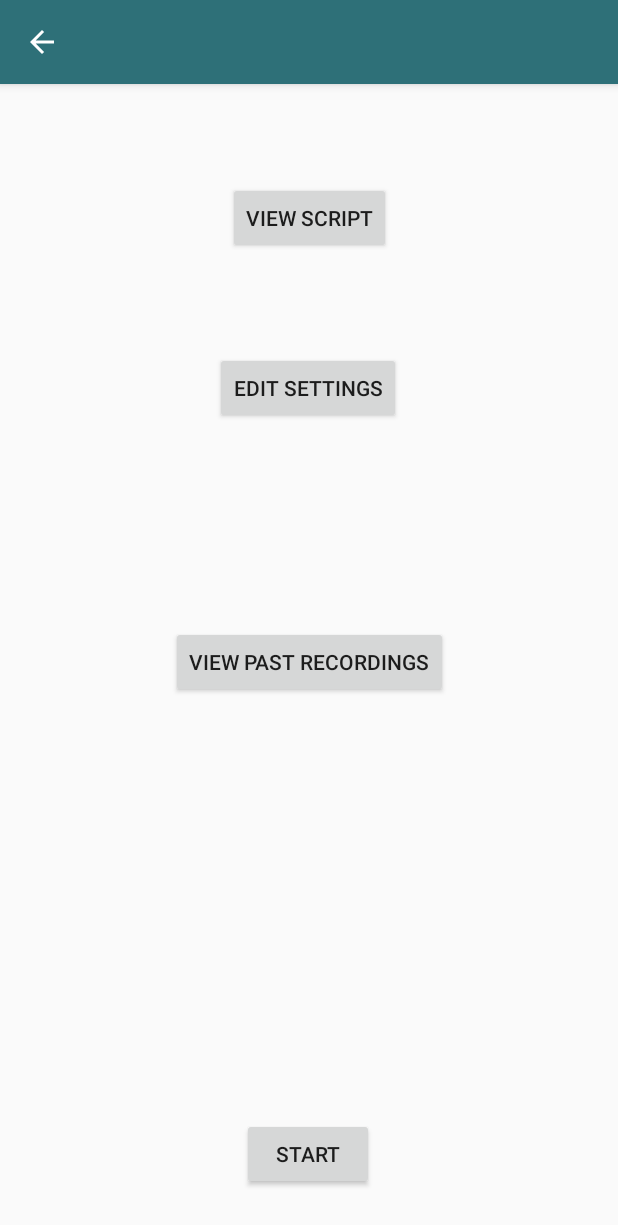
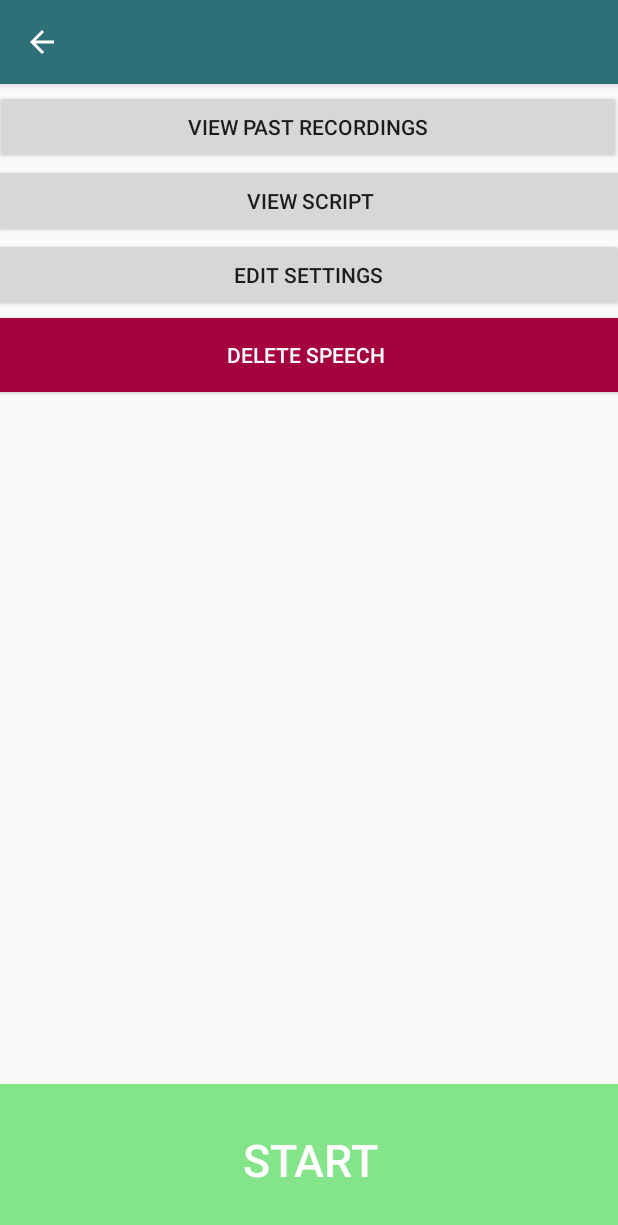
Before and after one commit to Armand42/ECS-193A-B, an Android app: the SpeechView screen opened directly, with no data from a screen before it, on a phone screen of 412 x 824 dp. Shown: the top 1225 px of the screen. Run offline under Robolectric (Android 15) with nearby library versions, the phone set to English and light mode, and no system bars; 1 statement that could not run was skipped.

Commit message:
basic speech deleting

```diff
--- a/app/src/main/java/com/example/speechpreparation/SpeechView.java
+++ b/app/src/main/java/com/example/speechpreparation/SpeechView.java
@@ -5,6 +5,8 @@ import android.support.v7.app.AppCompatActivity;
 import android.os.Bundle;
 import android.util.Log;
 import android.view.View;
+import android.widget.Toast;
+
 import java.io.File;
 
 public class SpeechView extends AppCompatActivity {
@@ -50,4 +52,26 @@ public class SpeechView extends AppCompatActivity {
         intent.putExtra("speechName", speechName);
         startActivity(intent);
     }
+
+    /* Delete all associated files */
+    public void deleteSpeech(View view) {
+        // TODO: add "are you sure?" alert dialog on pressing this button
+
+        // Deletes script file
+        File script = new File(filePath);
+        if (script.delete()) {
+            Toast toast = Toast.makeText(getApplicationContext(), "Speech deleted", Toast.LENGTH_SHORT);
+            toast.show();
+        }
+        else
+        {
+            Toast toast = Toast.makeText(getApplicationContext(), "Error in deleting speech", Toast.LENGTH_SHORT);
+            toast.show();
+        }
+
+        // TODO: delete associated audio and video files
+
+        Intent intent = new Intent(this, MainMenu.class);
+        startActivity(intent);
+    }
 }
--- a/app/src/main/res/layout/speech_view.xml
+++ b/app/src/main/res/layout/speech_view.xml
@@ -8,58 +8,77 @@
 
     <Button
         android:id="@+id/button"
-        android:layout_width="wrap_content"
-        android:layout_height="wrap_content"
-        android:layout_marginStart="143dp"
-        android:layout_marginLeft="143dp"
-        android:layout_marginTop="245dp"
-        android:layout_marginEnd="145dp"
-        android:layout_marginRight="145dp"
-        android:layout_marginBottom="67dp"
+        android:layout_width="421dp"
+        android:layout_height="49dp"
+        android:layout_marginStart="8dp"
+        android:layout_marginLeft="8dp"
+        android:layout_marginEnd="8dp"
+        android:layout_marginRight="8dp"
         android:onClick="goToSpeechSettings"
         android:text="@string/edit_settings_button"
-        app:layout_constraintBottom_toTopOf="@+id/button2"
         app:layout_constraintEnd_toEndOf="parent"
+        app:layout_constraintHorizontal_bias="0.555"
+        app:layout_constraintStart_toStartOf="parent"
+        app:layout_constraintTop_toBottomOf="@+id/viewScript" />
+
+    <Button
+        android:id="@+id/deleteSpeech"
+        android:layout_width="421dp"
+        android:layout_height="49dp"
+        android:layout_marginStart="8dp"
+        android:layout_marginLeft="8dp"
+        android:layout_marginTop="4dp"
+        android:layout_marginEnd="8dp"
+        android:layout_marginRight="8dp"
+        android:layout_marginBottom="8dp"
+        android:background="@color/colorWarning"
+        android:onClick="deleteSpeech"
+        android:text="DELETE SPEECH"
+        android:textColor="@color/cardview_light_background"
+        app:layout_constraintBottom_toTopOf="@+id/button3"
+        app:layout_constraintEnd_toEndOf="parent"
+        app:layout_constraintHorizontal_bias="0.615"
+        app:layout_constraintStart_toStartOf="parent"
+        app:layout_constraintTop_toBottomOf="@+id/button"
+        app:layout_constraintVertical_bias="0.0" />
+
+    <Button
+        android:id="@+id/button2"
+        android:layout_width="417dp"
+        android:layout_height="49dp"
+        android:layout_marginTop="4dp"
+        android:onClick="goToPlayBack"
+        android:text="@string/view_past_recordings_button"
+        app:layout_constraintEnd_toEndOf="parent"
+        app:layout_constraintHorizontal_bias="0.833"
         app:layout_constraintStart_toStartOf="parent"
         app:layout_constraintTop_toTopOf="parent" />
 
     <Button
-        android:id="@+id/button2"
-        android:layout_width="wrap_content"
-        android:layout_height="wrap_content"
-        android:layout_marginTop="67dp"
-        android:layout_marginBottom="100dp"
-        android:onClick="goToPlayBack"
-        android:text="@string/view_past_recordings_button"
-        app:layout_constraintBottom_toTopOf="@+id/button3"
+        android:id="@+id/button3"
+        android:layout_width="669dp"
+        android:layout_height="101dp"
+        android:background="@color/success"
+        android:onClick="goToSpeechRecord"
+        android:text="@string/start_button"
+        android:textColor="@color/cardview_light_background"
+        android:textSize="30sp"
+        app:layout_constraintBottom_toBottomOf="parent"
         app:layout_constraintEnd_toEndOf="parent"
-        app:layout_constraintStart_toStartOf="parent"
-        app:layout_constraintTop_toBottomOf="@+id/button" />
+        app:layout_constraintStart_toStartOf="parent" />
 
     <Button
-        android:id="@+id/button3"
-        android:layout_width="wrap_content"
-        android:layout_height="wrap_content"
-        android:layout_marginTop="180dp"
-        android:layout_marginBottom="98dp"
-        android:onClick="goToSpeechRecord"
-        android:text="@string/start_button"
-        app:layout_constraintBottom_toBottomOf="parent"
+        android:id="@+id/viewScript"
+        android:layout_width="421dp"
+        android:layout_height="49dp"
+        android:layout_marginStart="8dp"
+        android:layout_marginLeft="8dp"
+        android:layout_marginEnd="8dp"
+        android:layout_marginRight="8dp"
+        android:onClick="goToScriptView"
+        android:text="View Script"
         app:layout_constraintEnd_toEndOf="parent"
-        app:layout_constraintHorizontal_bias="0.498"
         app:layout_constraintStart_toStartOf="parent"
         app:layout_constraintTop_toBottomOf="@+id/button2" />
 
-    <Button
-        android:id="@+id/viewScript"
-        android:layout_width="wrap_content"
-        android:layout_height="wrap_content"
-        android:layout_marginTop="8dp"
-        android:layout_marginBottom="8dp"
-        android:onClick="goToScriptView"
-        android:text="View Script"
-        app:layout_constraintBottom_toTopOf="@+id/button"
-        app:layout_constraintEnd_toEndOf="parent"
-        app:layout_constraintStart_toStartOf="parent"
-        app:layout_constraintTop_toTopOf="parent" />
 </android.support.constraint.ConstraintLayout>
--- a/app/src/main/res/values/colors.xml
+++ b/app/src/main/res/values/colors.xml
@@ -6,4 +6,5 @@
 
     <color name="black_overlay">#66000000</color>
     <color name="success">#83E489</color>
+    <color name="colorWarning">#A4033E</color>
 </resources>
```
